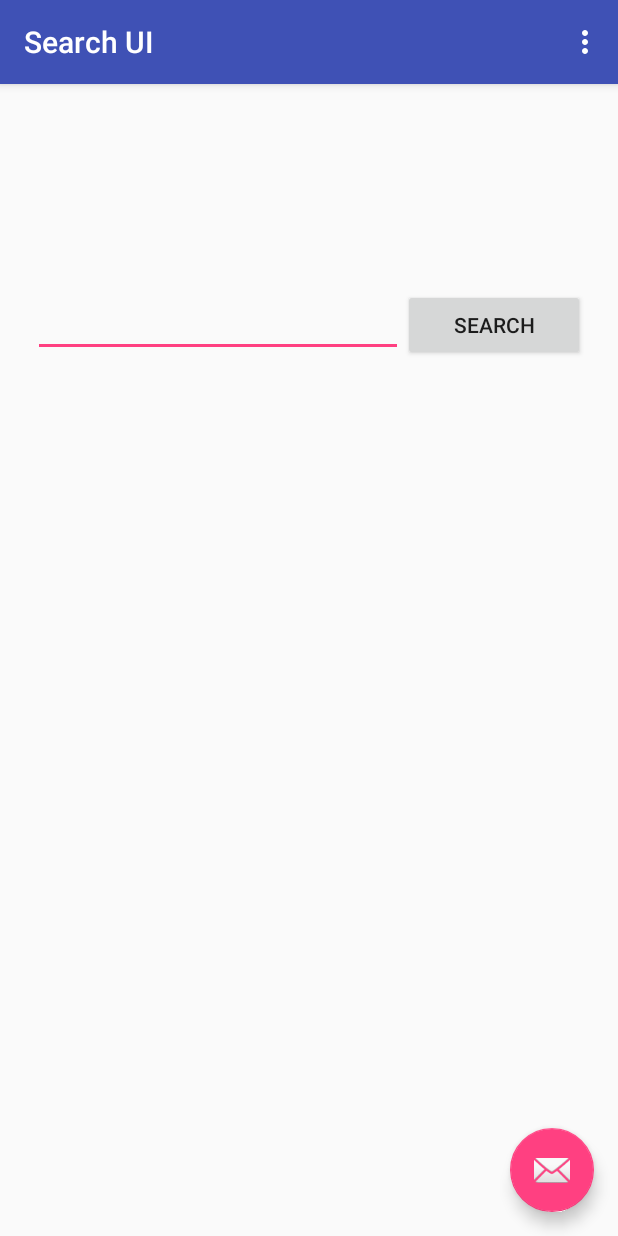
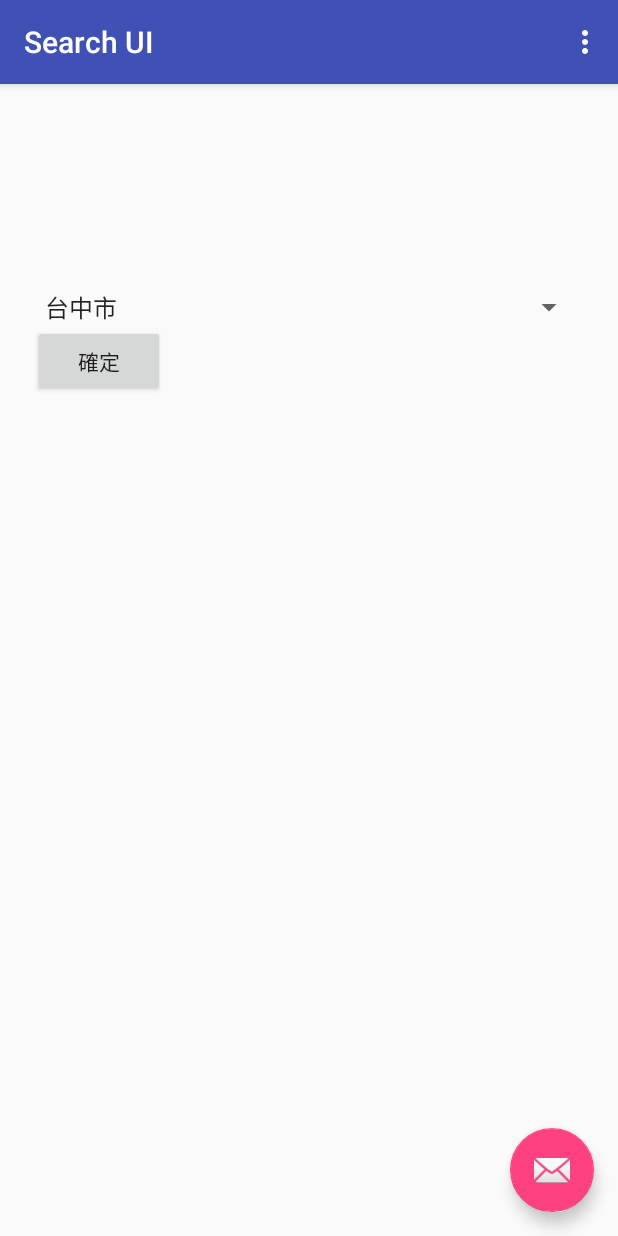
Before and after one commit to hoho870515/android, an Android app: the screen it shows after launch (SearchActivity), on a phone screen of 412 x 824 dp. Run offline under Robolectric (Android 15) with nearby library versions, the phone set to English and light mode, and no system bars.

Commit message:
Make Spinner
20180503

```diff
--- a/d0543027/app/src/main/AndroidManifest.xml
+++ b/d0543027/app/src/main/AndroidManifest.xml
@@ -19,6 +19,7 @@
                 <category android:name="android.intent.category.LAUNCHER" />
             </intent-filter>
         </activity>
+
     </application>
 
 </manifest>
--- a/d0543027/app/src/main/java/com/example/user/searchui/SearchActivity.java
+++ b/d0543027/app/src/main/java/com/example/user/searchui/SearchActivity.java
@@ -8,8 +8,14 @@ import android.support.v7.widget.Toolbar;
 import android.view.View;
 import android.view.Menu;
 import android.view.MenuItem;
+import android.widget.AdapterView;
+import android.widget.ArrayAdapter;
+import android.widget.Button;
+import android.widget.Spinner;
+import android.widget.Toast;
 
 public class SearchActivity extends AppCompatActivity {
+    private Button btn;
 
     @Override
     protected void onCreate(Bundle savedInstanceState) {
@@ -26,8 +32,23 @@ public class SearchActivity extends AppCompatActivity {
                         .setAction("Action", null).show();
             }
         });
+
+        Spinner spinner = (Spinner) findViewById(R.id.spin);
+        //建立一個ArrayAdapter物件，並放置下拉選單的內容
+        ArrayAdapter adapter = new ArrayAdapter(this,android.R.layout.simple_spinner_item,new String[]{"台中市","彰化縣","南投縣"});
+        //設定下拉選單的樣式
+        adapter.setDropDownViewResource(android.R.layout.simple_spinner_dropdown_item);
+        spinner.setAdapter(adapter);
+        //設定項目被選取之後的動作
+        spinner.setOnItemSelectedListener(new Spinner.OnItemSelectedListener(){
+            public void onItemSelected(AdapterView adapterView, View view, int position, long id){
+                Toast.makeText(SearchActivity.this, "您選擇"+adapterView.getSelectedItem().toString(), Toast.LENGTH_LONG).show();
+            }
+            public void onNothingSelected(AdapterView arg0) {
+                Toast.makeText(SearchActivity.this, "您沒有選擇任何項目", Toast.LENGTH_LONG).show();
+            }
+        });
     }
-
     @Override
     public boolean onCreateOptionsMenu(Menu menu) {
         // Inflate the menu; this adds items to the action bar if it is present.
--- a/d0543027/app/src/main/res/layout/content_search.xml
+++ b/d0543027/app/src/main/res/layout/content_search.xml
@@ -21,24 +21,16 @@
         app:layout_constraintStart_toStartOf="parent"
         app:layout_constraintTop_toTopOf="parent">
 
-        <LinearLayout
+        <Spinner
+            android:id="@+id/spin"
             android:layout_width="match_parent"
-            android:layout_height="68dp"
-            android:orientation="horizontal">
+            android:layout_height="wrap_content" />
 
-            <EditText
-                android:id="@+id/et_input"
-                android:layout_width="wrap_content"
-                android:layout_height="wrap_content"
-                android:layout_weight="1"
-                android:ems="10"
-                android:inputType="textPersonName" />
+        <Button
+            android:id="@+id/btn_submit"
+            android:layout_width="wrap_content"
+            android:layout_height="wrap_content"
+            android:text="確定" />
 
-            <Button
-                android:layout_width="wrap_content"
-                android:layout_height="wrap_content"
-                android:layout_weight="1"
-                android:text="Search" />
-        </LinearLayout>
     </LinearLayout>
 </android.support.constraint.ConstraintLayout>
```
